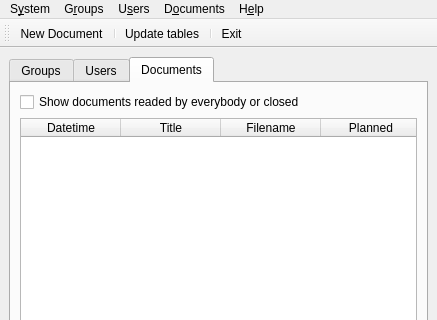
This is ui/frmMain.ui in turulomio/didyoureadme as Qt 5 draws it before an edit; both pictures show x 0 to 437 and y 0 to 320 of the 437 by 531 pixel window. The edited form follows.
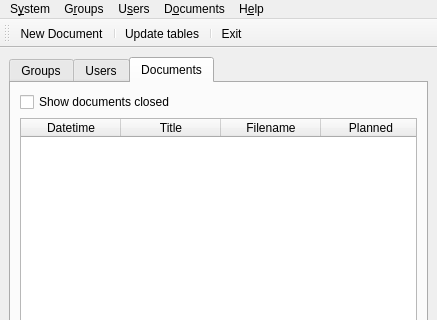
This is the edited form. Icons and pictures are not drawn.

Diff of the .ui file:
```diff
--- a/ui/frmMain.ui
+++ b/ui/frmMain.ui
@@ -156,7 +156,7 @@
           <item>
            <widget class="QCheckBox" name="chkDocumentsClosed">
             <property name="text">
-             <string>Show documents readed by everybody or closed</string>
+             <string>Show documents closed</string>
             </property>
            </widget>
           </item>
```
